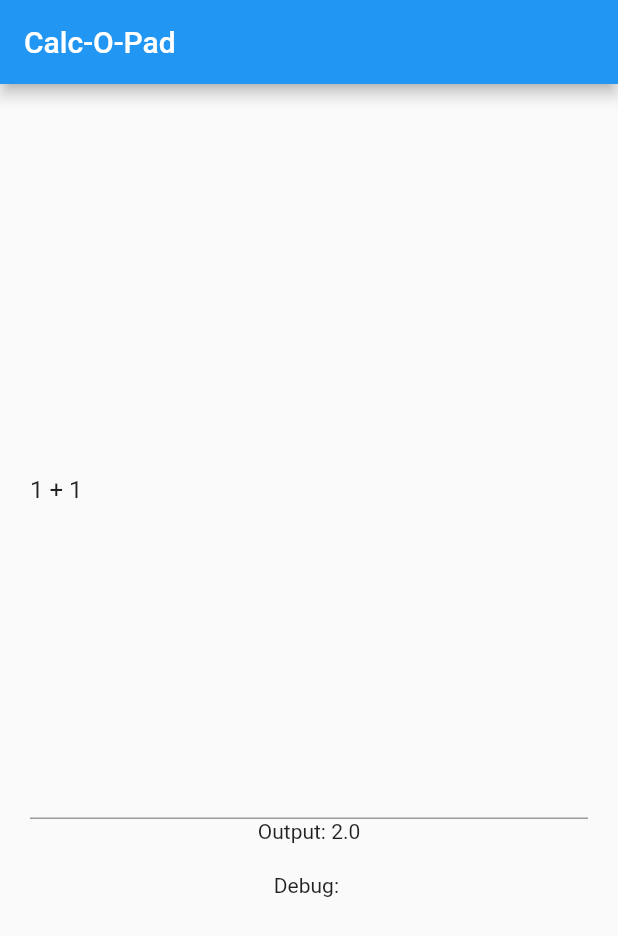
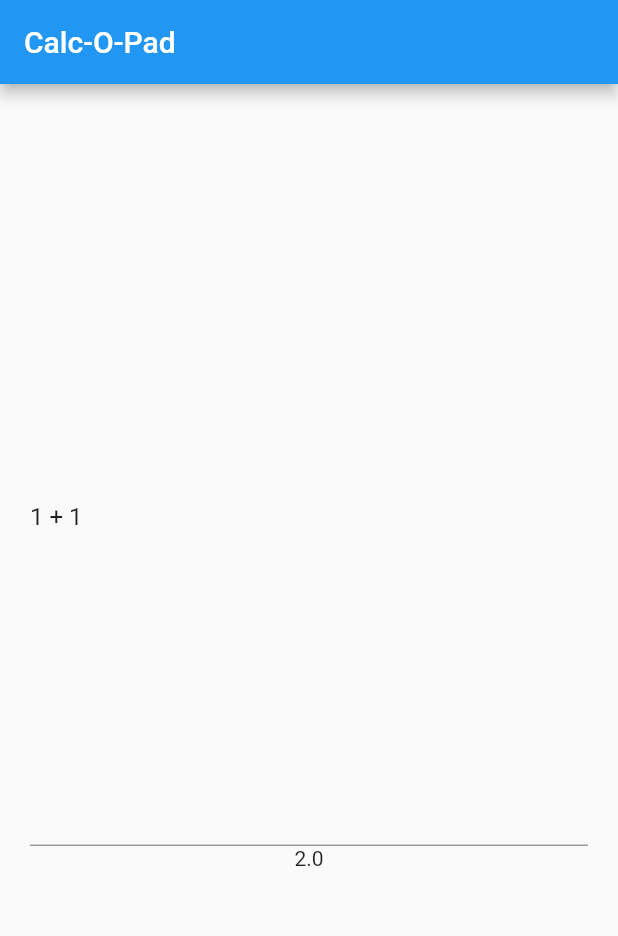
Before and after one commit to jehna/calc-o-pad, a Flutter app: the screen it shows after launch, on a phone screen of 412 x 824 dp. Shown: the top 936 px of the screen. Run offline on Flutter 3.47's test engine with Material 2 defaults, Android fonts, the phone set to English and light mode, and no system bars; our stand-ins replace freezed_annotation.

Commit message:
Remove debug

```diff
--- a/lib/main.dart
+++ b/lib/main.dart
@@ -1,6 +1,4 @@
 import 'package:calc_o_pad/environment.dart';
-import 'package:calc_o_pad/evaluate_to_number.dart';
-import 'package:calc_o_pad/parse.dart';
 import 'package:calc_o_pad/pretty.dart';
 import 'package:calc_o_pad/reduce.dart';
 import 'package:flutter/material.dart';
@@ -36,7 +34,6 @@
 class _MyHomePageState extends State<MyHomePage> {
   final textEditController = TextEditingController(text: "1 + 1");
   String _result = "2.0";
-  final String _debug = "";
 
   // rerender on text change
   void _onTextChanged() {
@@ -81,9 +78,7 @@
                         leadingDistribution:
                             TextLeadingDistribution.proportional),
                   ),
-                  Text('Output: $_result'),
-                  const SizedBox(height: 20),
-                  Text('Debug: $_debug'),
+                  Text(_result),
                 ]))
           ],
         ),
```
